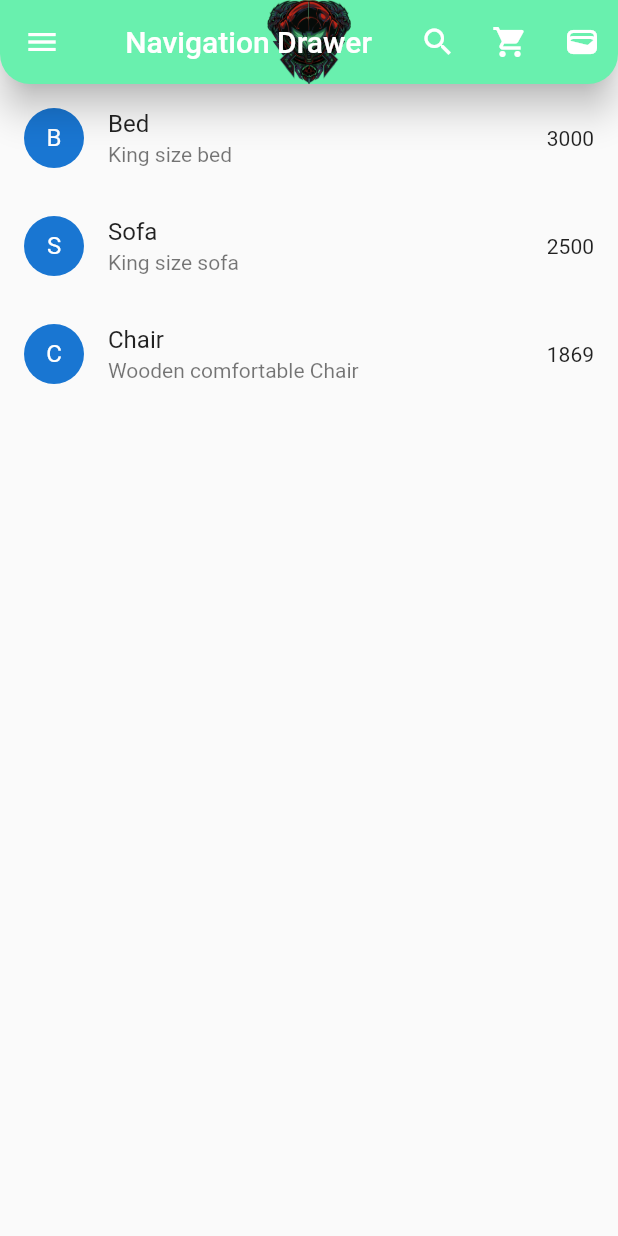
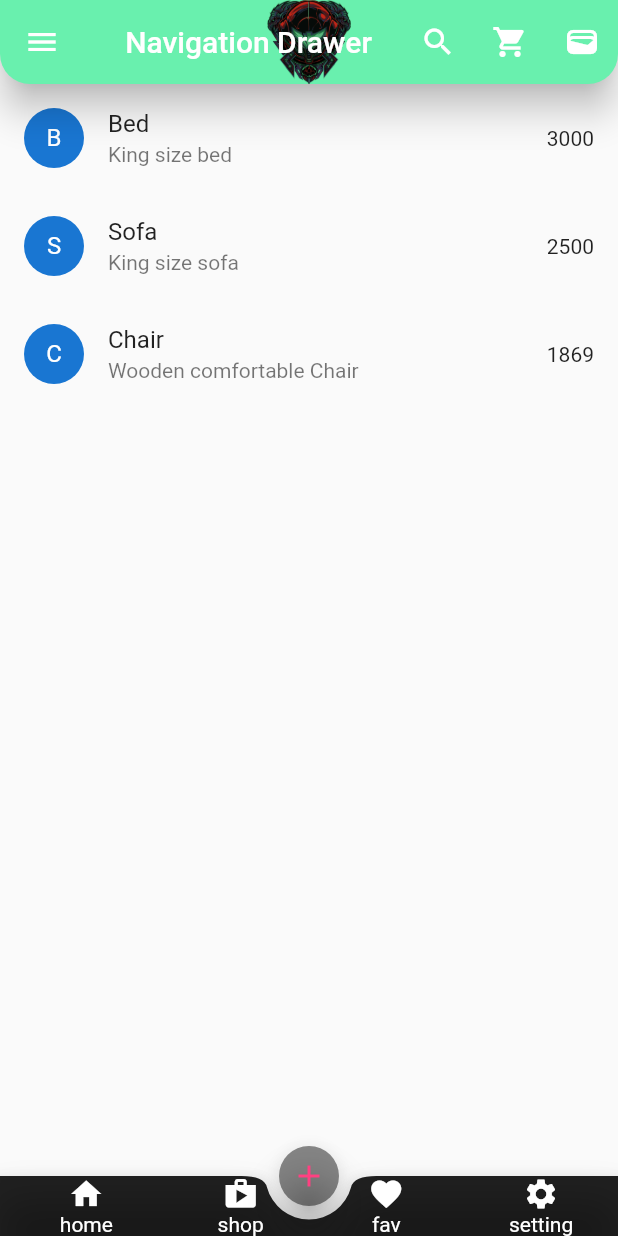
Before and after one commit to shinmantis/CodingWithT, a Flutter app: the screen it shows after launch, on a phone screen of 412 x 824 dp. Run offline on Flutter 3.47's test engine with Material 2 defaults, Android fonts, the phone set to English and light mode, and no system bars; our stand-ins replace font_awesome_flutter; missing offline and left inert: dart:ffi.

Commit message:
Coding with T, Section 2.11 Floating Action Button

```diff
--- a/lib/main.dart
+++ b/lib/main.dart
@@ -23,6 +23,7 @@ void main() => runApp(const MyApp());
   //https://api.flutter.dev/flutter/widgets/StatefulWidget-class.html
   //https://www.reddit.com/r/FlutterDev/comments/10z6cka/flutter_3_book_recommendations/
   //https://pub.dev/packages/upgrader
+  //https://ux.stackexchange.com/questions/135433/app-navigation-bottom-navigation-bar-vs-bottom-app-bar
 
 
 
--- a/lib/screens/Home.dart
+++ b/lib/screens/Home.dart
@@ -133,6 +133,108 @@ class Home extends StatelessWidget {
           ),
         ]),
       ),
+      floatingActionButton: FloatingActionButton(
+        onPressed: () {},
+        child: Icon(Icons.add),
+        backgroundColor: Colors.black45,
+        foregroundColor: Colors.pinkAccent,
+        elevation: 10.0,
+        // shape: BeveledRectangleBorder(
+        //  borderRadius: BorderRadius.circular(20.00),
+        //   side: BorderSide(
+        //     color: Colors.red,
+        //     width: 2,
+        //     style: BorderStyle.solid,
+        //   ),
+        // ),
+        mini: true,
+      ),
+      floatingActionButtonLocation: FloatingActionButtonLocation.centerDocked,
+      bottomNavigationBar: BottomAppBar(
+          notchMargin: 5.0 ,
+          shape: CircularNotchedRectangle(), //Will only notch the bottom of the appbar iff the button location above is center docked
+          color: Colors.black87,
+          child: Row(
+            mainAxisAlignment: MainAxisAlignment.spaceAround,
+            mainAxisSize: MainAxisSize.max,
+            children: [
+              Padding(
+                padding: const EdgeInsets.only(left: 10.0),
+                child: InkWell(
+                  child: Column(
+                    mainAxisSize: MainAxisSize.min,
+                    children: [
+                      Icon(
+                        Icons.home,
+                        color: Colors.white,
+                      ),
+                      Text(
+                        "home",
+                        style: TextStyle(
+                          color: Colors.white,
+                        ),
+                      ),
+                    ],
+                  ),
+                  onTap: () {},
+                ),
+              ),
+              Padding(
+                padding: const EdgeInsets.only(left: 10.0),
+                child: Column(
+                  mainAxisSize: MainAxisSize.min,
+                  children: [
+                    Icon(
+                      Icons.shop,
+                      color: Colors.white,
+                    ),
+                    Text(
+                      "shop",
+                      style: TextStyle(
+                        color: Colors.white,
+                      ),
+                    ),
+                  ],
+                ),
+              ),
+              Padding(
+                padding: const EdgeInsets.only(left: 10.0),
+                child: Column(
+                  mainAxisSize: MainAxisSize.min,
+                  children: [
+                    Icon(
+                      Icons.favorite,
+                      color: Colors.white,
+                    ),
+                    Text(
+                      "fav",
+                      style: TextStyle(
+                        color: Colors.white,
+                      ),
+                    ),
+                  ],
+                ),
+              ),
+              Padding(
+                padding: const EdgeInsets.only(left: 10.0),
+                child: Column(
+                  mainAxisSize: MainAxisSize.min,
+                  children: [
+                    Icon(
+                      Icons.settings,
+                      color: Colors.white,
+                    ),
+                    Text(
+                      "setting",
+                      style: TextStyle(
+                        color: Colors.white,
+                      ),
+                    ),
+                  ],
+                ),
+              ),
+            ],
+          )),
     );
   }
 }
```
